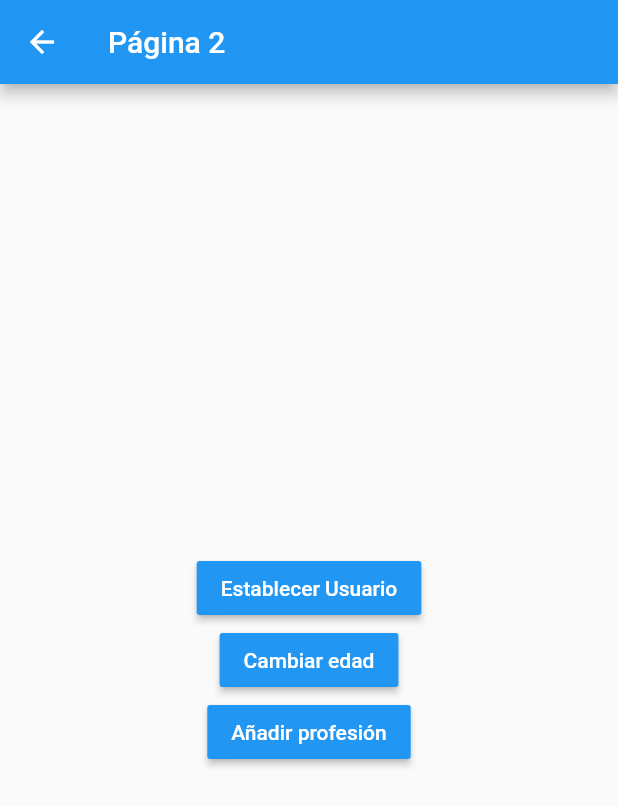
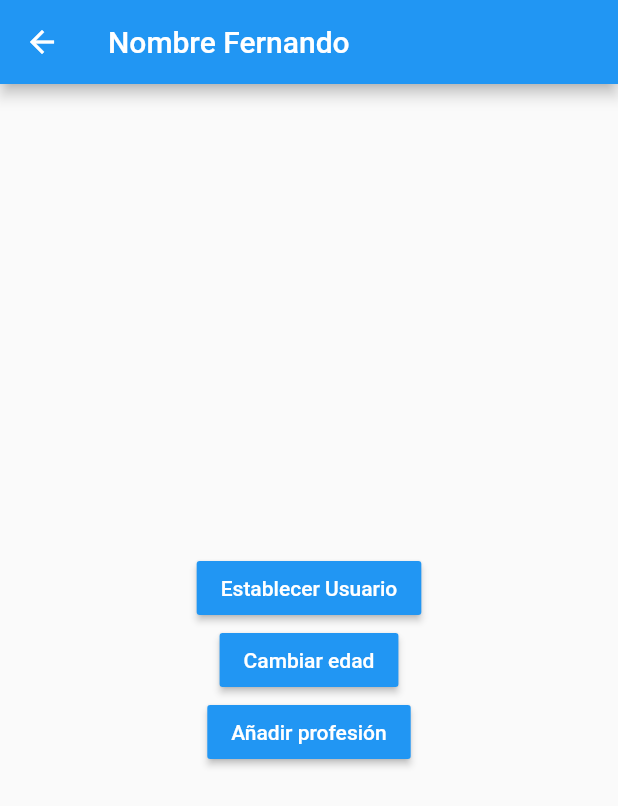
Before and after one commit to jgonzalezmorente/flutter-estados, a Flutter app: the Pagina2Page screen opened by its route, after a tap on "Establecer Usuario", on a phone screen of 412 x 824 dp. Shown: the top 806 px of the screen. Run offline on Flutter 3.47's test engine with Material 2 defaults, Android fonts, the phone set to English and light mode, and no system bars.

Commit message:
Fin Singleton

```diff
--- a/lib/models/usuario.dart
+++ b/lib/models/usuario.dart
@@ -3,13 +3,13 @@
 class Usuario {
 
   String nombre;
-  int edad;
-  List<String> profesiones;
+  int? edad;
+  List<String>? profesiones;
 
   Usuario({
     required this.nombre,
-    required this.edad,
-    required this.profesiones
+    this.edad,
+    this.profesiones
   });
 
 }
--- a/lib/pages/pagina1_page.dart
+++ b/lib/pages/pagina1_page.dart
@@ -1,24 +1,41 @@
+import 'package:estados/models/usuario.dart';
 import 'package:flutter/material.dart';
+import 'package:estados/services/usuario_service.dart';
 
 
 class Pagina1Page extends StatelessWidget {
 
   @override
   Widget build(BuildContext context) {
+
     return Scaffold(
       appBar: AppBar(
         title: Text( 'Página 1' ),
       ),
-      body: InformacionUsuario(),
+      body: StreamBuilder(
+        stream: usuarioService.usuarioStream,
+        builder: (BuildContext context, AsyncSnapshot<Usuario> snapshot) {
+
+          return snapshot.hasData
+            ? InformacionUsuario( snapshot.data )
+            : Center( child: Text( 'No hay información del usuario') );
+        },
+
+      ),
       floatingActionButton: FloatingActionButton(
         child: Icon( Icons.navigate_next ),
         onPressed: () => Navigator.pushNamed( context, 'pagina2' )
       ),
     );
+
   }
 }
 
 class InformacionUsuario extends StatelessWidget {
+
+  final Usuario? usuario;
+
+  const InformacionUsuario( this.usuario );
 
   @override
   Widget build(BuildContext context) {
@@ -33,8 +50,8 @@ class InformacionUsuario extends StatelessWidget {
           Text( 'General', style: TextStyle( fontSize: 18, fontWeight: FontWeight.bold ) ),
           Divider(),
 
-          ListTile( title: Text( 'Nombre:') ),
-          ListTile( title: Text( 'Edad:') ),
+          ListTile( title: Text( 'Nombre: ${ usuario?.nombre }') ),
+          ListTile( title: Text( 'Edad: ${ usuario?.edad }' ) ),
 
           Text( 'Profesiones', style: TextStyle( fontSize: 18, fontWeight: FontWeight.bold ) ),
           Divider(),
--- a/lib/pages/pagina2_page.dart
+++ b/lib/pages/pagina2_page.dart
@@ -1,4 +1,6 @@
 import 'package:flutter/material.dart';
+import 'package:estados/models/usuario.dart';
+import 'package:estados/services/usuario_service.dart';
 
 
 class Pagina2Page extends StatelessWidget {
@@ -7,7 +9,14 @@ class Pagina2Page extends StatelessWidget {
   Widget build(BuildContext context) {
     return Scaffold(
       appBar: AppBar(
-        title: Text( 'Página 2' ),
+        title: StreamBuilder(
+          stream: usuarioService.usuarioStream,
+          builder: ( BuildContext context, AsyncSnapshot<Usuario> snapshot) {
+            return snapshot.hasData
+              ? Text( 'Nombre ${ snapshot.data!.nombre }' )
+              : Text( 'Página 2' );
+          }
+        ),
       ),
       body: Center(
         child: Column(
@@ -16,13 +25,21 @@ class Pagina2Page extends StatelessWidget {
             MaterialButton(
               child: Text( 'Establecer Usuario', style: TextStyle( color: Colors.white ) ),
               color: Colors.blue,
-              onPressed: () {}
+              onPressed: () {
+                final newUsuario = Usuario(
+                  nombre: 'Fernando',
+                  edad: 35
+                );
+                usuarioService.cargarUsuario( newUsuario );
+              }
             ),
 
             MaterialButton(
               child: Text( 'Cambiar edad', style: TextStyle( color: Colors.white ) ),
               color: Colors.blue,
-              onPressed: () {}
+              onPressed: () {
+                usuarioService.cambiarEdad( 30 );
+              }
             ),
 
             MaterialButton(
--- /dev/null
+++ b/lib/services/usuario_service.dart
@@ -0,0 +1,33 @@
+import 'dart:async';
+
+import 'package:estados/models/usuario.dart';
+
+
+class _UsuarioService {
+
+  Usuario? _usuario;
+
+  StreamController<Usuario> _usuarioStreamController = new StreamController<Usuario>.broadcast();
+  Stream<Usuario> get usuarioStream => _usuarioStreamController.stream;
+
+  Usuario? get usuario => this._usuario;
+  bool get existeUsuario => this._usuario != null;
+
+  void cargarUsuario( Usuario user ) {
+    this._usuario = user;
+    this._usuarioStreamController.add( user );
+  }
+
+  void cambiarEdad( int edad ) {
+    this._usuario?.edad = edad;
+    this._usuarioStreamController.add( this._usuario! );
+  }
+
+  void dispose() {
+    this._usuarioStreamController.close();
+  }
+
+}
+
+
+final usuarioService = new _UsuarioService();
```
